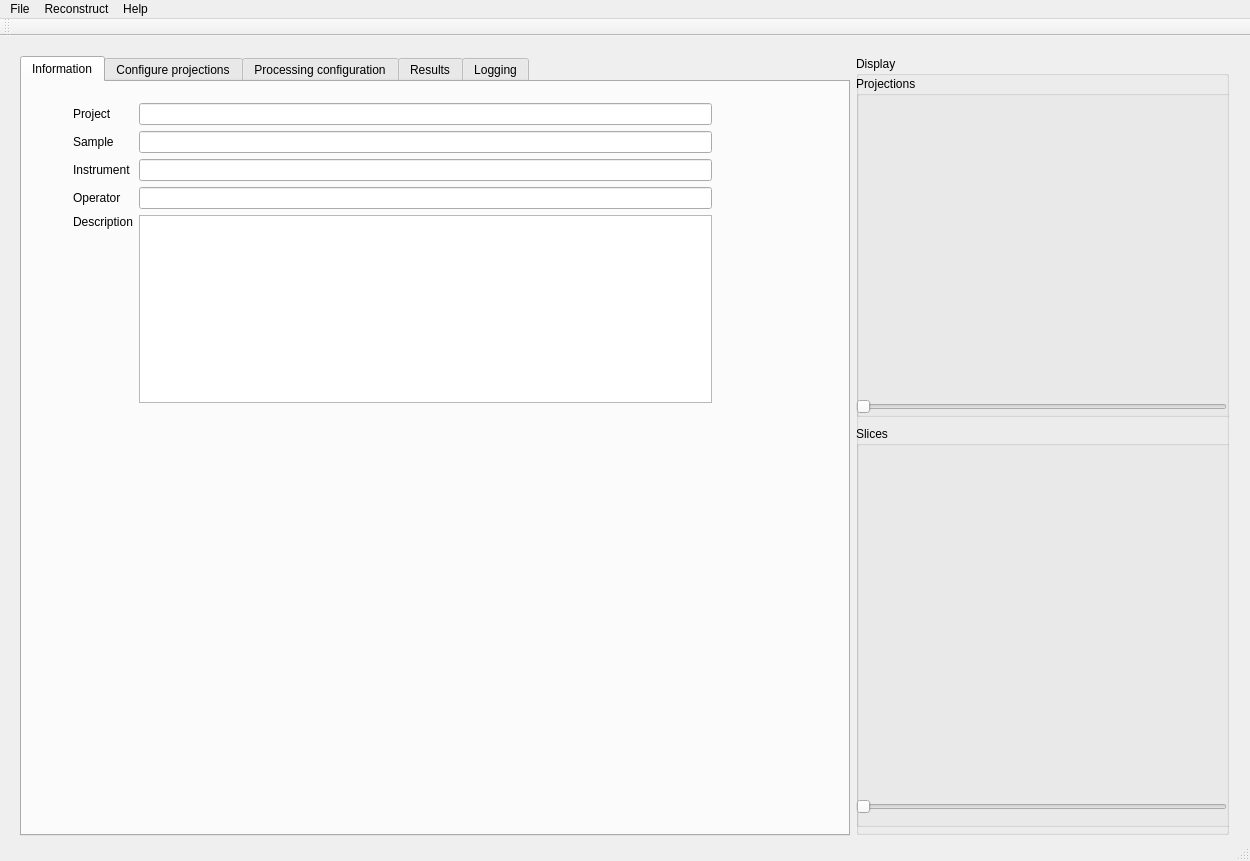
Above: src/muhrec3/muhrecmainwindow.ui from neutronimaging/imagingsuite before the change. Below: the same form after it.
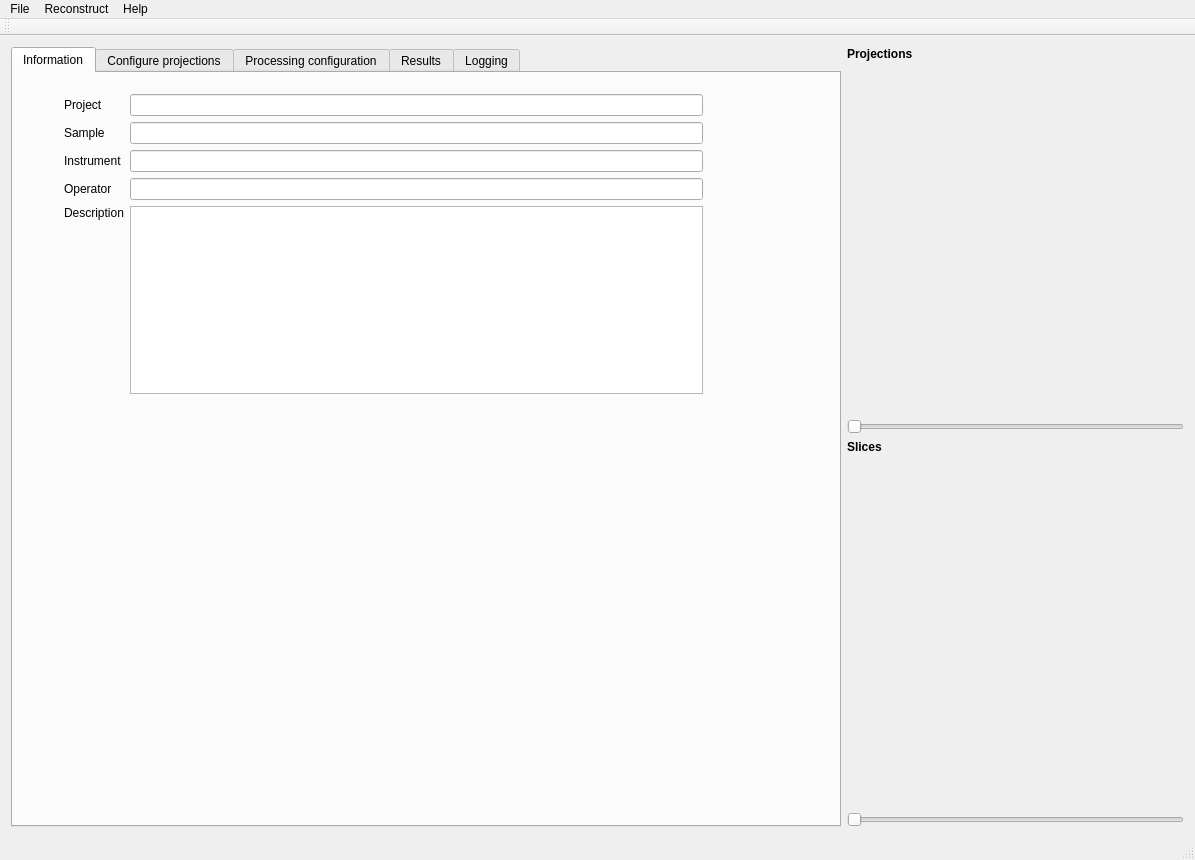
That is the form after the change. The open tabs and pages were chosen to show the change. Custom widgets are drawn as their Qt base class.

Commit message: Viewers now stretch with window size The intensity interval of the projection viewer is scaled to 99% of the pixels.

Diff of the .ui file:
```diff
--- a/src/muhrec3/muhrecmainwindow.ui
+++ b/src/muhrec3/muhrecmainwindow.ui
@@ -6,25 +6,18 @@
    <rect>
     <x>0</x>
     <y>0</y>
-    <width>1250</width>
-    <height>861</height>
+    <width>1195</width>
+    <height>855</height>
    </rect>
   </property>
   <property name="windowTitle">
    <string>MuhRec 3</string>
   </property>
   <widget class="QWidget" name="centralWidget">
-   <widget class="QWidget" name="layoutWidget">
-    <property name="geometry">
-     <rect>
-      <x>9</x>
-      <y>9</y>
-      <width>1231</width>
-      <height>801</height>
-     </rect>
-    </property>
+   <layout class="QHBoxLayout" name="horizontalLayout_4">
+    <item>
     <layout class="QHBoxLayout" name="horizontalLayout">
-     <item>
+      <item alignment="Qt::AlignTop">
       <widget class="QTabWidget" name="tabMainControl">
        <property name="enabled">
         <bool>true</bool>
@@ -1488,112 +1481,100 @@
       </widget>
      </item>
      <item>
-      <widget class="QGroupBox" name="ProjViewBox">
+       <layout class="QVBoxLayout" name="viewerMainLayout">
+        <item>
+         <layout class="QVBoxLayout" name="projectionviewerLayout">
+          <item>
+           <widget class="QLabel" name="label_38">
        <property name="sizePolicy">
-        <sizepolicy hsizetype="Expanding" vsizetype="Expanding">
+             <sizepolicy hsizetype="Preferred" vsizetype="Maximum">
          <horstretch>0</horstretch>
          <verstretch>0</verstretch>
         </sizepolicy>
        </property>
-       <property name="title">
-        <string>Display</string>
-       </property>
-       <widget class="QGroupBox" name="groupProjections">
-        <property name="geometry">
-         <rect>
-          <x>0</x>
-          <y>20</y>
-          <width>381</width>
-          <height>341</height>
-         </rect>
-        </property>
-        <property name="title">
+            <property name="font">
+             <font>
+              <weight>75</weight>
+              <bold>true</bold>
+             </font>
+            </property>
+            <property name="text">
          <string>Projections</string>
         </property>
+           </widget>
+          </item>
+          <item>
         <widget class="QtAddons::ImageViewerWidget" name="projectionViewer" native="true">
-         <property name="geometry">
-          <rect>
-           <x>0</x>
-           <y>20</y>
-           <width>371</width>
-           <height>301</height>
-          </rect>
-         </property>
-         <property name="sizePolicy">
-          <sizepolicy hsizetype="Expanding" vsizetype="Expanding">
-           <horstretch>0</horstretch>
-           <verstretch>0</verstretch>
-          </sizepolicy>
-         </property>
-        </widget>
+            <property name="minimumSize">
+             <size>
+              <width>256</width>
+              <height>256</height>
+             </size>
+            </property>
+           </widget>
+          </item>
+          <item>
         <widget class="QSlider" name="sliderProjections">
-         <property name="geometry">
-          <rect>
-           <x>0</x>
-           <y>320</y>
-           <width>371</width>
-           <height>22</height>
-          </rect>
-         </property>
          <property name="orientation">
           <enum>Qt::Horizontal</enum>
          </property>
         </widget>
-       </widget>
-       <widget class="QGroupBox" name="groupSlices">
-        <property name="geometry">
-         <rect>
-          <x>0</x>
-          <y>370</y>
-          <width>381</width>
-          <height>401</height>
-         </rect>
-        </property>
-        <property name="title">
+          </item>
+         </layout>
+        </item>
+        <item>
+         <layout class="QVBoxLayout" name="sliceviewerLayout">
+          <item>
+           <widget class="QLabel" name="label_43">
+            <property name="sizePolicy">
+             <sizepolicy hsizetype="Preferred" vsizetype="Maximum">
+              <horstretch>0</horstretch>
+              <verstretch>0</verstretch>
+             </sizepolicy>
+            </property>
+            <property name="font">
+             <font>
+              <weight>75</weight>
+              <bold>true</bold>
+             </font>
+            </property>
+            <property name="text">
          <string>Slices</string>
         </property>
+           </widget>
+          </item>
+          <item>
         <widget class="QtAddons::ImageViewerWidget" name="sliceViewer" native="true">
-         <property name="geometry">
-          <rect>
-           <x>0</x>
-           <y>20</y>
-           <width>371</width>
-           <height>351</height>
-          </rect>
-         </property>
-         <property name="sizePolicy">
-          <sizepolicy hsizetype="Expanding" vsizetype="Expanding">
-           <horstretch>0</horstretch>
-           <verstretch>0</verstretch>
-          </sizepolicy>
-         </property>
-        </widget>
+            <property name="minimumSize">
+             <size>
+              <width>256</width>
+              <height>256</height>
+             </size>
+            </property>
+           </widget>
+          </item>
+          <item>
         <widget class="QSlider" name="sliderSlices">
-         <property name="geometry">
-          <rect>
-           <x>0</x>
-           <y>370</y>
-           <width>371</width>
-           <height>22</height>
-          </rect>
-         </property>
          <property name="orientation">
           <enum>Qt::Horizontal</enum>
          </property>
         </widget>
-       </widget>
-      </widget>
-     </item>
-    </layout>
-   </widget>
+          </item>
+         </layout>
+        </item>
+       </layout>
+      </item>
+     </layout>
+    </item>
+   </layout>
   </widget>
   <widget class="QMenuBar" name="menuBar">
    <property name="geometry">
     <rect>
      <x>0</x>
      <y>0</y>
-     <width>1250</width>
-     <height>22</height>
+     <width>1195</width>
+     <height>20</height>
     </rect>
    </property>
    <widget class="QMenu" name="menuFile">
```
Left out of the diff: 2 changed lines with no effect on the pictures. Lines whose indentation alone changed are shown as unchanged. The commit also changes 4 other files.
